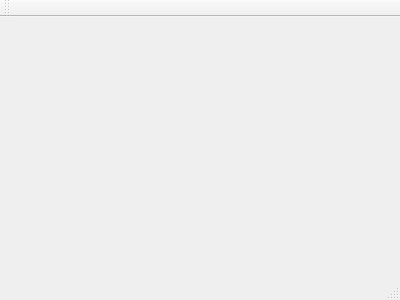
Old version of the form mainwindow.ui in the repository kzkyuta/ConsumablesManager.
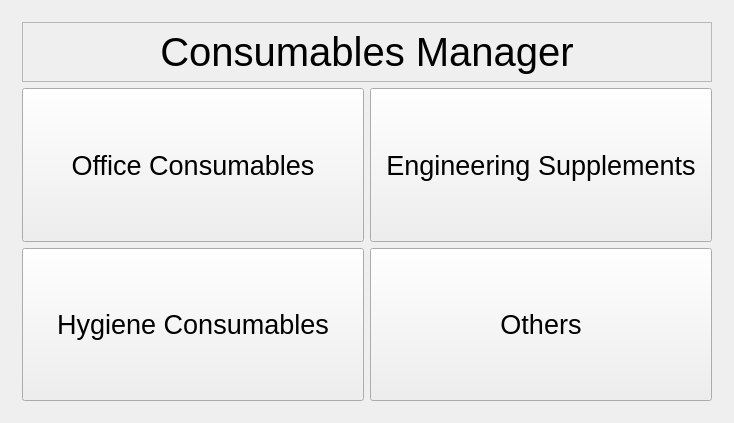
New version of the form.

Commit message: complete stacked widget and itemcontainer. working on database management

Diff of the .ui file:
```diff
--- a/mainwindow.ui
+++ b/mainwindow.ui
@@ -1,24 +1,169 @@
 <ui version="4.0">
  <class>MainWindow</class>
- <widget class="QMainWindow" name="MainWindow" >
-  <property name="geometry" >
+ <widget class="QMainWindow" name="MainWindow">
+  <property name="geometry">
    <rect>
     <x>0</x>
     <y>0</y>
-    <width>400</width>
-    <height>300</height>
+    <width>734</width>
+    <height>423</height>
    </rect>
   </property>
   <property name="windowTitle" >
    <string>MainWindow</string>
   </property>
-  <widget class="QMenuBar" name="menuBar" />
-  <widget class="QToolBar" name="mainToolBar" />
-  <widget class="QWidget" name="centralWidget" />
-  <widget class="QStatusBar" name="statusBar" />
+  <widget class="QWidget" name="centralWidget">
+   <layout class="QHBoxLayout" name="horizontalLayout">
+    <item>
+     <widget class="QStackedWidget" name="stackedWidget">
+      <property name="currentIndex">
+       <number>0</number>
+      </property>
+      <widget class="QWidget" name="page_init">
+       <layout class="QVBoxLayout" name="verticalLayout">
+        <item>
+         <widget class="QFrame" name="frame">
+          <property name="sizePolicy">
+           <sizepolicy hsizetype="Preferred" vsizetype="Fixed">
+            <horstretch>0</horstretch>
+            <verstretch>0</verstretch>
+           </sizepolicy>
+          </property>
+          <property name="minimumSize">
+           <size>
+            <width>0</width>
+            <height>60</height>
+           </size>
+          </property>
+          <property name="frameShape">
+           <enum>QFrame::StyledPanel</enum>
+          </property>
+          <property name="frameShadow">
+           <enum>QFrame::Raised</enum>
+          </property>
+          <layout class="QHBoxLayout" name="horizontalLayout_2">
+           <property name="leftMargin">
+            <number>0</number>
+           </property>
+           <property name="topMargin">
+            <number>0</number>
+           </property>
+           <property name="rightMargin">
+            <number>0</number>
+           </property>
+           <property name="bottomMargin">
+            <number>0</number>
+           </property>
+           <item>
+            <widget class="QLabel" name="label">
+             <property name="font">
+              <font>
+               <family>Helvetica Neue</family>
+               <pointsize>30</pointsize>
+              </font>
+             </property>
+             <property name="frameShape">
+              <enum>QFrame::NoFrame</enum>
+             </property>
+             <property name="text">
+              <string>Consumables Manager</string>
+             </property>
+             <property name="alignment">
+              <set>Qt::AlignCenter</set>
+             </property>
+            </widget>
+           </item>
+          </layout>
+         </widget>
+        </item>
+        <item>
+         <layout class="QGridLayout" name="gridLayout">
+          <item row="0" column="0">
+           <widget class="QPushButton" name="button_1">
+            <property name="sizePolicy">
+             <sizepolicy hsizetype="Minimum" vsizetype="Preferred">
+              <horstretch>0</horstretch>
+              <verstretch>0</verstretch>
+             </sizepolicy>
+            </property>
+            <property name="font">
+             <font>
+              <family>Helvetica Neue</family>
+              <pointsize>20</pointsize>
+             </font>
+            </property>
+            <property name="text">
+             <string>Office Consumables</string>
+            </property>
+           </widget>
+          </item>
+          <item row="1" column="0">
+           <widget class="QPushButton" name="button_3">
+            <property name="sizePolicy">
+             <sizepolicy hsizetype="Minimum" vsizetype="Preferred">
+              <horstretch>0</horstretch>
+              <verstretch>0</verstretch>
+             </sizepolicy>
+            </property>
+            <property name="font">
+             <font>
+              <family>Helvetica Neue</family>
+              <pointsize>20</pointsize>
+             </font>
+            </property>
+            <property name="text">
+             <string>Hygiene Consumables</string>
+            </property>
+           </widget>
+          </item>
+          <item row="0" column="1">
+           <widget class="QPushButton" name="button_2">
+            <property name="sizePolicy">
+             <sizepolicy hsizetype="Minimum" vsizetype="Preferred">
+              <horstretch>0</horstretch>
+              <verstretch>0</verstretch>
+             </sizepolicy>
+            </property>
+            <property name="font">
+             <font>
+              <family>Helvetica Neue</family>
+              <pointsize>20</pointsize>
+             </font>
+            </property>
+            <property name="text">
+             <string>Engineering Supplements</string>
+            </property>
+           </widget>
+          </item>
+          <item row="1" column="1">
+           <widget class="QPushButton" name="button_4">
+            <property name="sizePolicy">
+             <sizepolicy hsizetype="Minimum" vsizetype="Preferred">
+              <horstretch>0</horstretch>
+              <verstretch>0</verstretch>
+             </sizepolicy>
+            </property>
+            <property name="font">
+             <font>
+              <family>Helvetica Neue</family>
+              <pointsize>20</pointsize>
+             </font>
+            </property>
+            <property name="text">
+             <string>Others</string>
+            </property>
+           </widget>
+          </item>
+         </layout>
+        </item>
+       </layout>
+      </widget>
+     </widget>
+    </item>
+   </layout>
+  </widget>
  </widget>
- <layoutDefault spacing="6" margin="11" />
- <pixmapfunction></pixmapfunction>
+ <layoutdefault spacing="6" margin="11"/>
  <resources/>
  <connections/>
 </ui>
```
Left out of the diff: 3 changed lines with no effect on the pictures. The commit also changes 11 other files.
